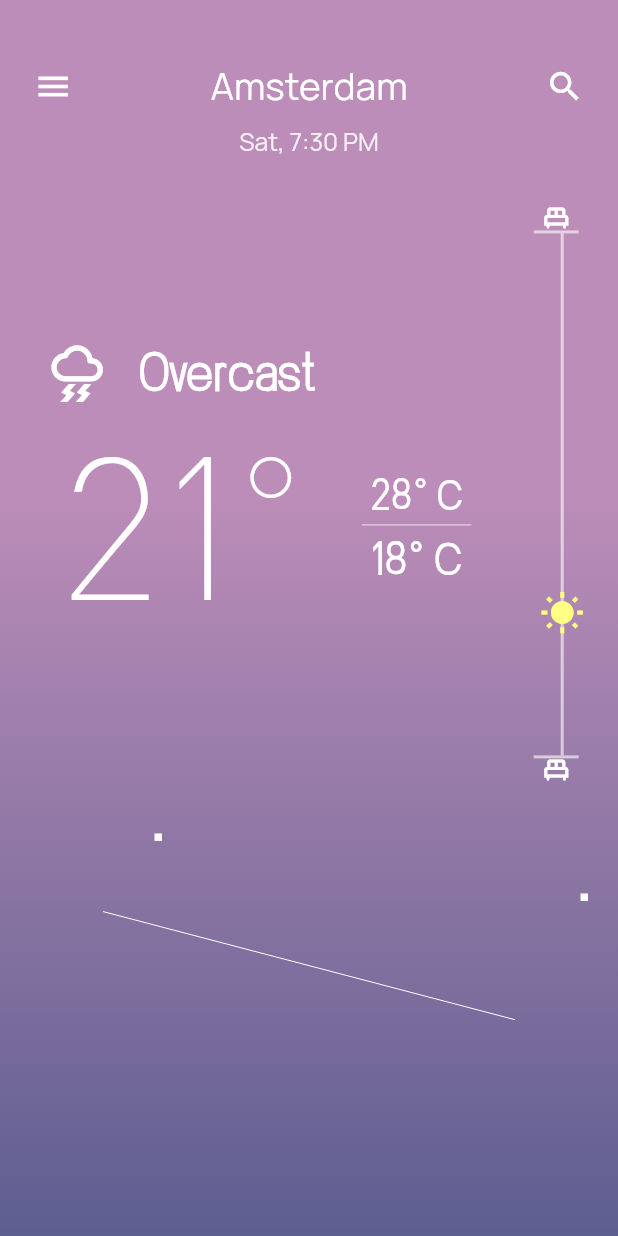
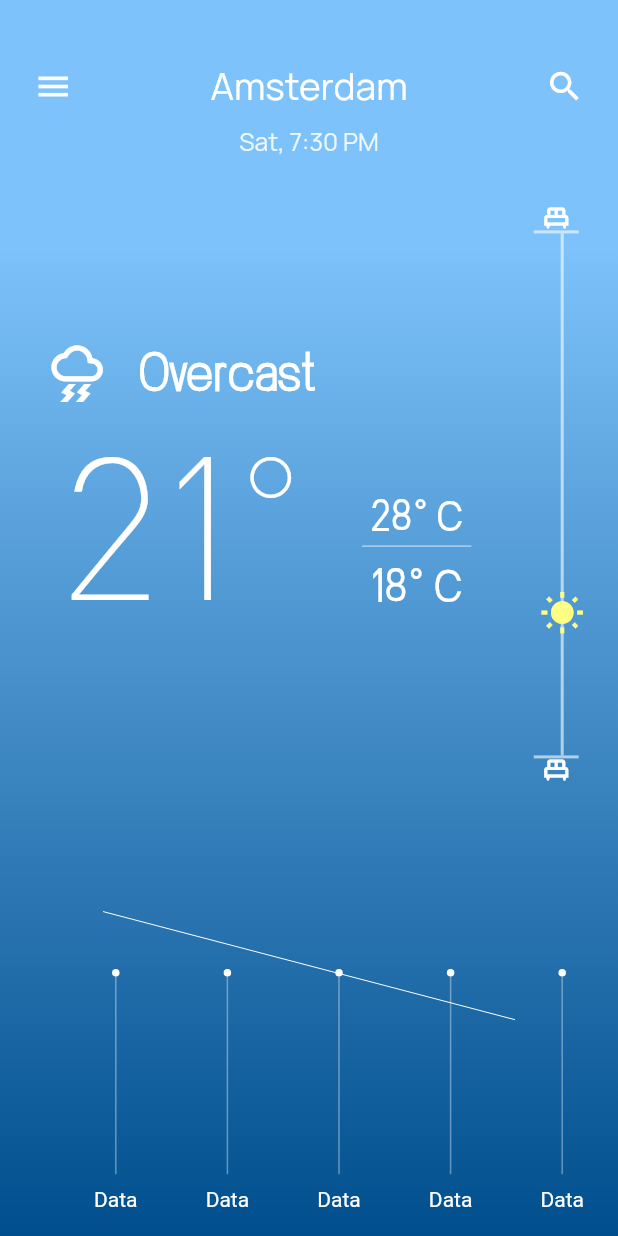
Before and after one commit to itsAliTahir/flutter_weather_app2, a Flutter app: the screen it shows after launch, on a phone screen of 412 x 824 dp. Run offline on Flutter 3.47's test engine with Material 2 defaults, Android fonts, the phone set to English and light mode, and no system bars.

Commit message:
basic graph made

```diff
--- a/lib/screens/home_screen.dart
+++ b/lib/screens/home_screen.dart
@@ -22,8 +22,8 @@ class _MyHomeScreenState extends State<MyHomeScreen> {
         height: screenHeight,
         decoration: BoxDecoration(
             gradient: LinearGradient(
-                colors: backgroundGradient[2].colors,
-                stops: backgroundGradient[2].ratio,
+                colors: backgroundGradient[0].colors,
+                stops: backgroundGradient[0].ratio,
                 begin: Alignment.topCenter,
                 end: Alignment.bottomCenter)),
         child: Column(
--- a/lib/screens/home_screen_widgets/bottomgraph.dart
+++ b/lib/screens/home_screen_widgets/bottomgraph.dart
@@ -20,28 +20,54 @@ class _MyHomeGraphState extends State<MyHomeGraph> {
             foregroundPainter: LinePainter(),
           ),
         ),
+        Row(
+          children: [
+            Container(
+              width: 40,
+            ),
+            for (int i = 0; i < 5; i++)
+              Container(
+                width: (screenWidth - 40) / 5,
+                height: screenHeight * 0.35,
+                // color: Colors.orange,
+                child: Stack(
+                  children: [
                     Positioned(
-            left: screenWidth * 0.25,
-            top: 20,
-            child: Hero(
-              tag: "one",
+                      left: ((screenWidth - 40) / 10) - 2.5,
+                      bottom: screenHeight * 0.05 + (1 * (screenHeight * 0.16)),
                       child: Container(
                         width: 5,
                         height: 5,
+                        decoration: BoxDecoration(
                             color: Colors.white,
+                            borderRadius: BorderRadius.circular(45)),
                       ),
+                    ),
+                    Padding(
+                      padding: EdgeInsets.only(bottom: screenHeight * 0.05),
+                      child: Align(
+                          alignment: Alignment.bottomCenter,
+                          child: Container(
+                            width: 1,
+                            height: 1 * (screenHeight * 0.16),
+                            color: Color.fromARGB(95, 255, 255, 255),
                           )),
-        Positioned(
-            right: 20,
-            top: 60,
-            child: Hero(
-              tag: "two",
-              child: Container(
-                width: 5,
-                height: 5,
-                color: Colors.white,
                     ),
-            )),
+                    Padding(
+                      padding: EdgeInsets.only(bottom: screenHeight * 0.02),
+                      child: Align(
+                        alignment: Alignment.bottomCenter,
+                        child: Text(
+                          "Data",
+                          style: TextStyle(color: Colors.white),
+                        ),
+                      ),
+                    )
+                  ],
+                ),
+              )
+          ],
+        ),
       ],
     );
   }
--- a/lib/screens/home_screen_widgets/center_detail.dart
+++ b/lib/screens/home_screen_widgets/center_detail.dart
@@ -94,7 +94,7 @@ class _MyCenterDetailAppState extends State<MyCenterDetailApp> {
                             height: screenHeight * 0.2,
                             // color: Colors.black,
                             child: Column(
-                              mainAxisAlignment: MainAxisAlignment.center,
+                              mainAxisAlignment: MainAxisAlignment.end,
                               crossAxisAlignment: CrossAxisAlignment.end,
                               children: [
                                 Container(
@@ -123,7 +123,7 @@ class _MyCenterDetailAppState extends State<MyCenterDetailApp> {
                                 ),
                                 Container(
                                   width: (screenWidth * 0.25) - 30,
-                                  height: screenHeight * 0.05,
+                                  height: screenHeight * 0.06,
                                   child: const FittedBox(
                                       alignment: Alignment.centerLeft,
                                       child: Text(
@@ -134,6 +134,9 @@ class _MyCenterDetailAppState extends State<MyCenterDetailApp> {
                                           fontWeight: FontWeight.bold,
                                         ),
                                       )),
+                                ),
+                                SizedBox(
+                                  height: screenHeight * 0.022,
                                 )
                               ],
                             ),
```
Lines whose indentation alone changed are shown as unchanged.
